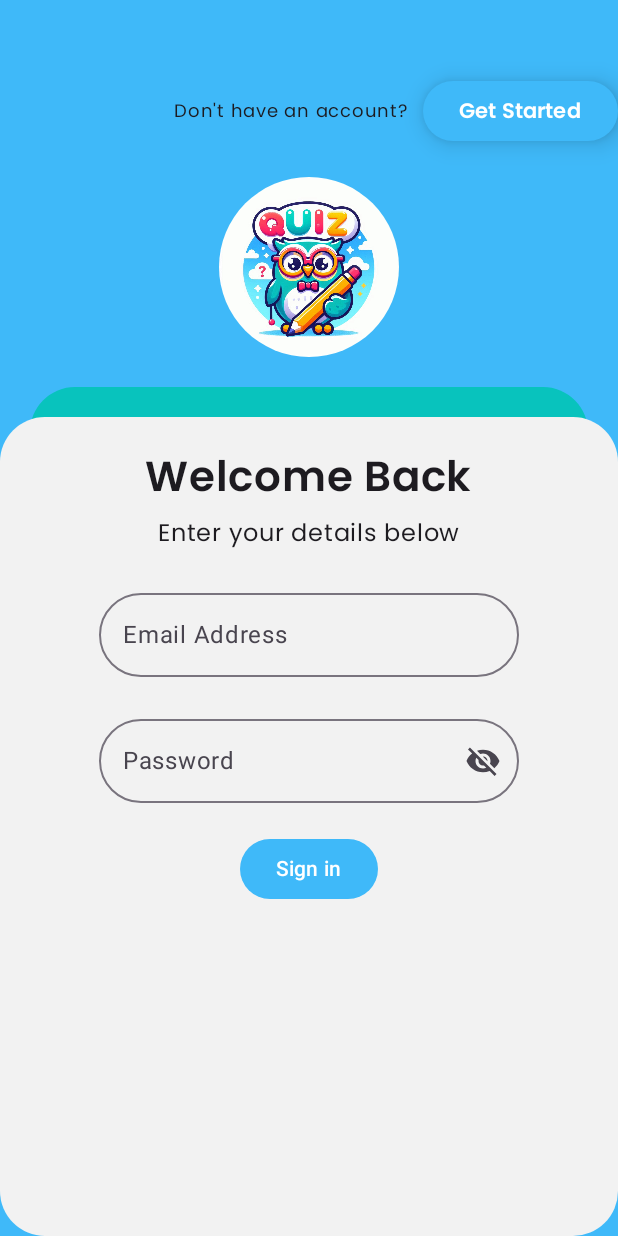
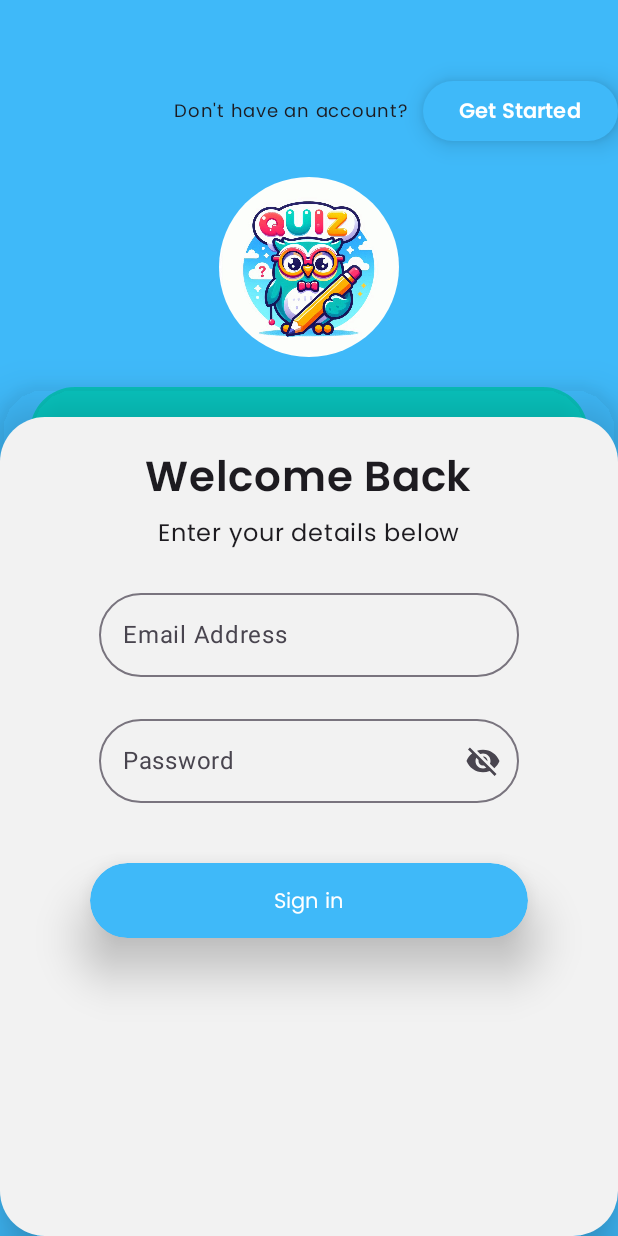
Before and after one commit to Harika1597/D3933743, an Android app built with Jetpack Compose: the screen it shows after launch (MainActivity), on a phone screen of 412 x 824 dp. Run offline under Robolectric (Android 15) with nearby library versions, the phone set to English and light mode, and no system bars.

Commit message:
commit 7 login screen

```diff
--- a/app/build.gradle.kts
+++ b/app/build.gradle.kts
@@ -3,6 +3,7 @@ plugins {
     alias(libs.plugins.jetbrains.kotlin.android)
     kotlin("kapt")
     id("com.google.dagger.hilt.android")
+    alias(libs.plugins.google.gms.google.services)
 }
 
 android {
@@ -54,6 +55,7 @@ android {
 dependencies {
 
     implementation(libs.androidx.navigation.compose)
+    implementation(libs.firebase.firestore)
     //navigation
     val nav_version = "2.7.7"
     implementation("androidx.navigation:navigation-fragment-ktx:$nav_version")
--- a/app/src/main/java/uk/ac/tees/mad/sq/screen/LoginScreen.kt
+++ b/app/src/main/java/uk/ac/tees/mad/sq/screen/LoginScreen.kt
@@ -8,6 +8,7 @@ import androidx.compose.foundation.layout.Column
 import androidx.compose.foundation.layout.Row
 import androidx.compose.foundation.layout.Spacer
 import androidx.compose.foundation.layout.fillMaxSize
+import androidx.compose.foundation.layout.fillMaxWidth
 import androidx.compose.foundation.layout.height
 import androidx.compose.foundation.layout.padding
 import androidx.compose.foundation.layout.size
@@ -33,6 +34,7 @@ import androidx.compose.ui.Alignment
 import androidx.compose.ui.Modifier
 import androidx.compose.ui.draw.blur
 import androidx.compose.ui.draw.clip
+import androidx.compose.ui.draw.shadow
 import androidx.compose.ui.graphics.Color
 import androidx.compose.ui.res.painterResource
 import androidx.compose.ui.text.font.FontWeight
@@ -94,10 +96,12 @@ fun LoginScreen(navController: NavController) {
         ) {
             Column(
                 modifier = Modifier
+                    .shadow(20.dp, RoundedCornerShape(30.dp))
                     .fillMaxSize()
                     .padding(horizontal = 20.dp)
                     .clip(RoundedCornerShape(30.dp))
                     .background(colorScheme.secondary)
+                    .shadow(20.dp, RoundedCornerShape(30.dp))
             ) {
 
             }
@@ -122,7 +126,8 @@ fun LoginScreen(navController: NavController) {
                     fontFamily = poppins,
                 )
                 Spacer(modifier = Modifier.height(20.dp))
-                OutlinedTextField(value = email,
+                OutlinedTextField(
+                    value = email,
                     onValueChange = { email = it },
                     shape = RoundedCornerShape(30.dp),
                     label = { Text(text = "Email Address") },
@@ -147,9 +152,17 @@ fun LoginScreen(navController: NavController) {
                         }
                     }
                 )
-                Spacer(modifier = Modifier.height(20.dp))
-                Button(onClick = { /*TODO*/ }) {
-                    Text(text = "Sign in")
+                Spacer(modifier = Modifier.height(40.dp))
+                Button(
+                    onClick = { /*TODO*/ },
+                    shape = RoundedCornerShape(40.dp),
+                    modifier = Modifier
+                        .fillMaxWidth()
+                        .height(50.dp)
+                        .padding(horizontal = 60.dp)
+                        .shadow(20.dp, RoundedCornerShape(40.dp))
+                ) {
+                    Text(text = "Sign in", fontFamily = poppins)
                 }
             }
         }
--- a/build.gradle.kts
+++ b/build.gradle.kts
@@ -2,5 +2,6 @@
 plugins {
     alias(libs.plugins.android.application) apply false
     alias(libs.plugins.jetbrains.kotlin.android) apply false
-    id("com.google.dagger.hilt.android") version "2.51.1" apply false //in other build
+    id("com.google.dagger.hilt.android") version "2.51.1" apply false
+    alias(libs.plugins.google.gms.google.services) apply false //in other build
 }
--- a/gradle/libs.versions.toml
+++ b/gradle/libs.versions.toml
@@ -9,6 +9,8 @@ lifecycleRuntimeKtx = "2.8.5"
 activityCompose = "1.9.2"
 composeBom = "2024.04.01"
 navigationCompose = "2.8.0"
+googleGmsGoogleServices = "4.4.2"
+firebaseFirestore = "25.1.0"
 
 [libraries]
 androidx-core-ktx = { group = "androidx.core", name = "core-ktx", version.ref = "coreKtx" }
@@ -26,7 +28,9 @@ androidx-ui-test-manifest = { group = "androidx.compose.ui", name = "ui-test-man
 androidx-ui-test-junit4 = { group = "androidx.compose.ui", name = "ui-test-junit4" }
 androidx-material3 = { group = "androidx.compose.material3", name = "material3" }
 androidx-navigation-compose = { group = "androidx.navigation", name = "navigation-compose", version.ref = "navigationCompose" }
+firebase-firestore = { group = "com.google.firebase", name = "firebase-firestore", version.ref = "firebaseFirestore" }
 
 [plugins]
 android-application = { id = "com.android.application", version.ref = "agp" }
 jetbrains-kotlin-android = { id = "org.jetbrains.kotlin.android", version.ref = "kotlin" }
+google-gms-google-services = { id = "com.google.gms.google-services", version.ref = "googleGmsGoogleServices" }
```
Also changed, not shown: 1 other file.
